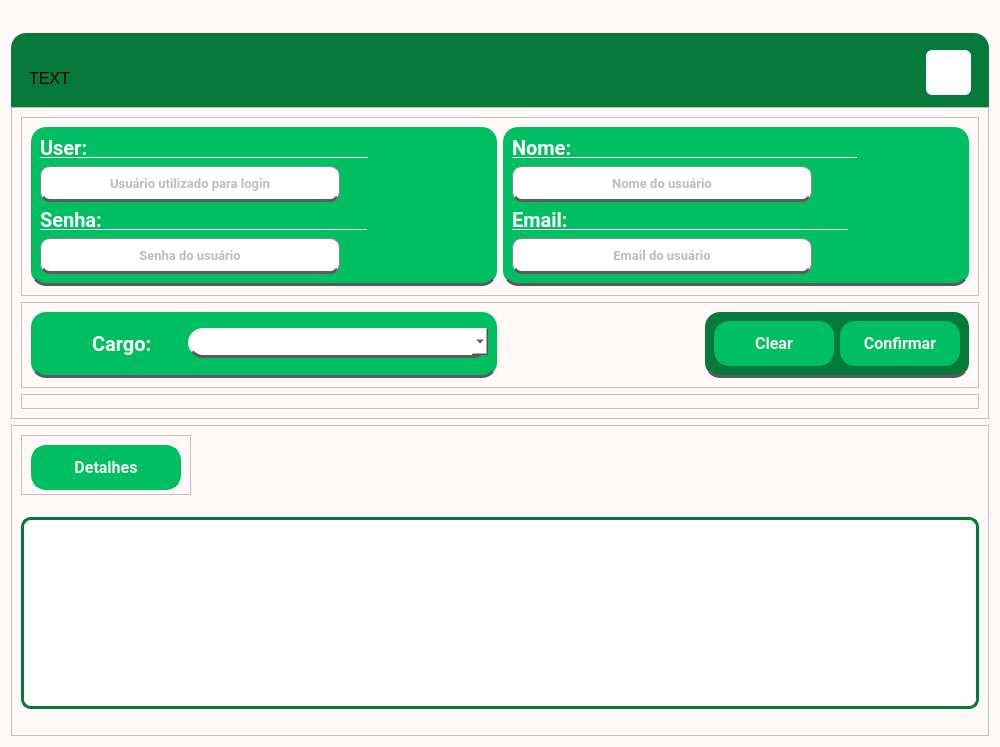
Qt form PATP/asset_ctrl/previa/user_create.ui (eduardogm22/controle_patrimonio) before a commit.
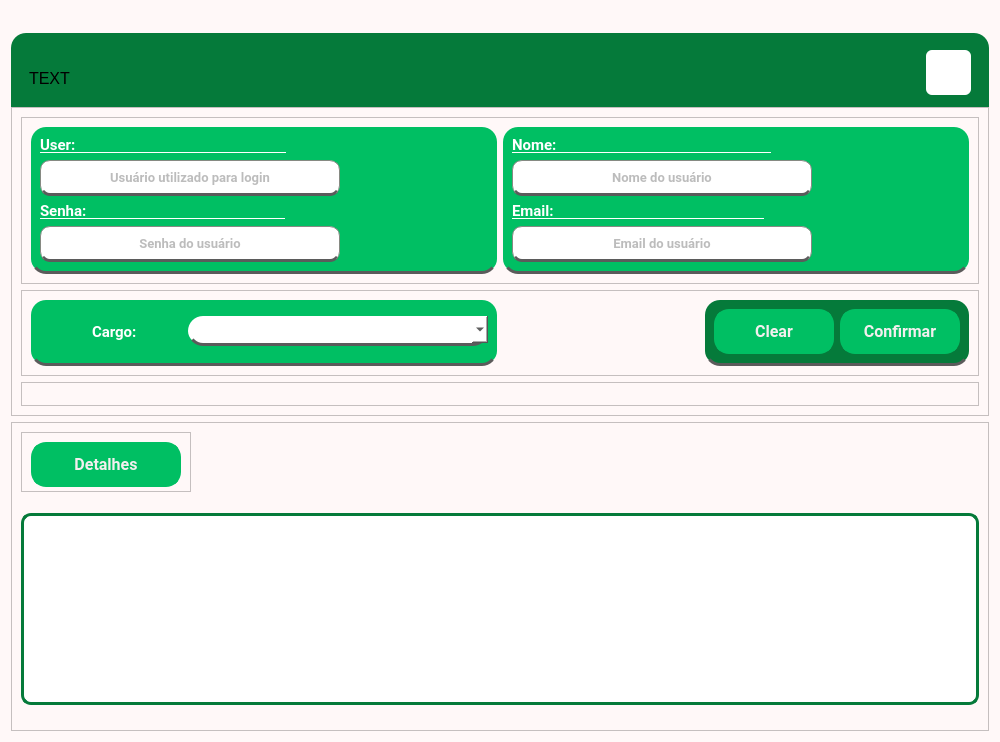
The same form after that commit. Icons and pictures are not drawn.

What changed in the file:
```diff
--- a/PATP/asset_ctrl/previa/user_create.ui
+++ b/PATP/asset_ctrl/previa/user_create.ui
@@ -7,7 +7,7 @@
     <x>0</x>
     <y>0</y>
     <width>1000</width>
-    <height>747</height>
+    <height>742</height>
    </rect>
   </property>
   <property name="sizePolicy">
@@ -185,7 +185,7 @@
               <property name="font">
                <font>
                 <family>Roboto</family>
-                <pointsize>15</pointsize>
+                <pointsize>11</pointsize>
                 <weight>75</weight>
                 <bold>true</bold>
                 <underline>true</underline>
@@ -245,7 +245,7 @@
               <property name="font">
                <font>
                 <family>Roboto</family>
-                <pointsize>15</pointsize>
+                <pointsize>11</pointsize>
                 <weight>75</weight>
                 <bold>true</bold>
                 <underline>true</underline>
@@ -324,7 +324,7 @@
               <property name="font">
                <font>
                 <family>Roboto</family>
-                <pointsize>15</pointsize>
+                <pointsize>11</pointsize>
                 <weight>75</weight>
                 <bold>true</bold>
                 <underline>true</underline>
@@ -385,7 +385,7 @@
               <property name="font">
                <font>
                 <family>Roboto</family>
-                <pointsize>15</pointsize>
+                <pointsize>11</pointsize>
                 <weight>75</weight>
                 <bold>true</bold>
                 <underline>true</underline>
@@ -508,7 +508,7 @@
               <property name="font">
                <font>
                 <family>Roboto</family>
-                <pointsize>15</pointsize>
+                <pointsize>11</pointsize>
                 <weight>75</weight>
                 <bold>true</bold>
                 <strikeout>false</strikeout>
```
